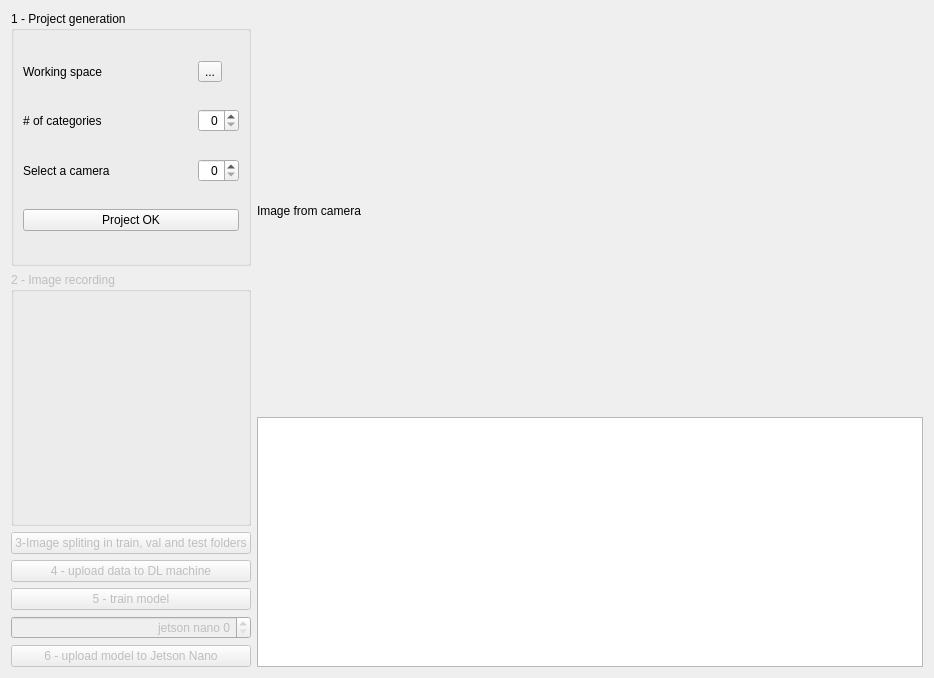
raiv-toulouse/ai_nano, file ai_nano.ui: the form before one commit.
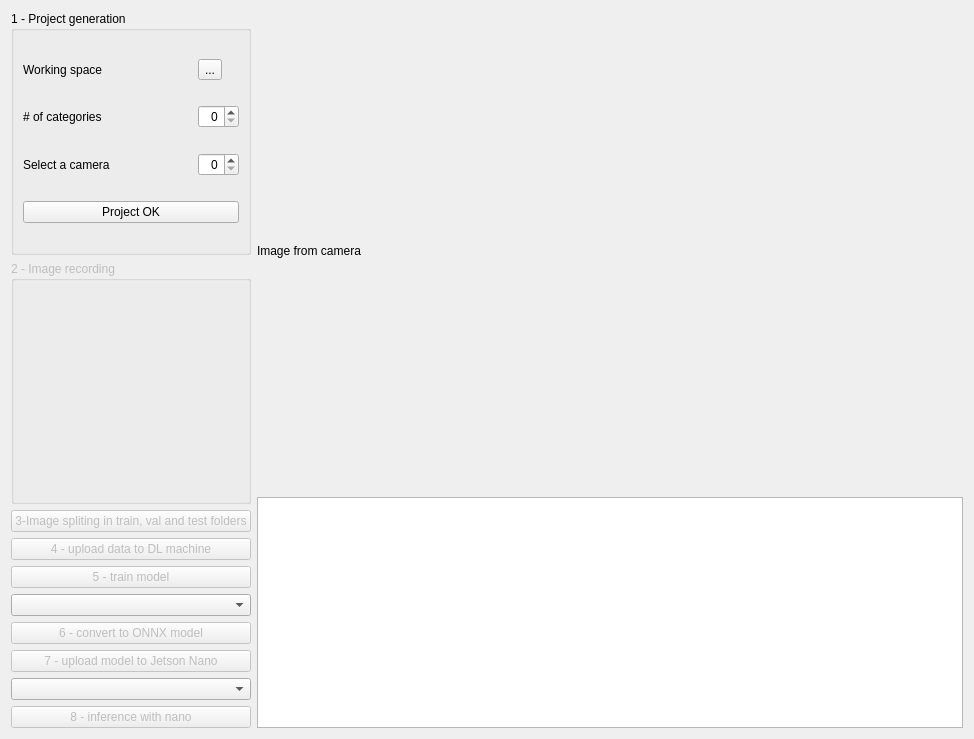
The form after the commit.

```diff
--- a/ai_nano.ui
+++ b/ai_nano.ui
@@ -6,8 +6,8 @@
    <rect>
     <x>0</x>
     <y>0</y>
-    <width>934</width>
-    <height>678</height>
+    <width>974</width>
+    <height>739</height>
    </rect>
   </property>
   <property name="windowTitle">
@@ -133,25 +133,38 @@
       </widget>
      </item>
      <item>
-      <widget class="QSpinBox" name="sb_id_nano">
+      <widget class="QComboBox" name="cb_nano_name"/>
+     </item>
+     <item>
+      <widget class="QPushButton" name="btn_convert_onnx">
        <property name="enabled">
         <bool>false</bool>
        </property>
-       <property name="alignment">
-        <set>Qt::AlignRight|Qt::AlignTrailing|Qt::AlignVCenter</set>
+       <property name="text">
+        <string>6 - convert to ONNX model</string>
        </property>
-       <property name="prefix">
-        <string>jetson nano </string>
+      </widget>
+     </item>
+     <item>
+      <widget class="QPushButton" name="btn_upload_to_nano">
+       <property name="enabled">
+        <bool>false</bool>
        </property>
+       <property name="text">
+        <string>7 - upload model to Jetson Nano</string>
+       </property>
       </widget>
      </item>
      <item>
-      <widget class="QPushButton" name="tbn_upload_to_nano">
+      <widget class="QComboBox" name="cb_select_model"/>
+     </item>
+     <item>
+      <widget class="QPushButton" name="btn_inference">
        <property name="enabled">
         <bool>false</bool>
        </property>
        <property name="text">
-        <string>6 - upload model to Jetson Nano</string>
+        <string>8 - inference with nano</string>
        </property>
       </widget>
      </item>
@@ -163,8 +176,8 @@
       <widget class="QLabel" name="lbl_image">
        <property name="minimumSize">
         <size>
-         <width>600</width>
-         <height>400</height>
+         <width>640</width>
+         <height>480</height>
         </size>
        </property>
        <property name="text">
@@ -173,7 +186,13 @@
       </widget>
      </item>
      <item>
-      <widget class="QPlainTextEdit" name="plainTextEdit"/>
+      <widget class="QPlainTextEdit" name="txt_log">
+       <property name="font">
+        <font>
+         <pointsize>8</pointsize>
+        </font>
+       </property>
+      </widget>
      </item>
     </layout>
    </item>
```
